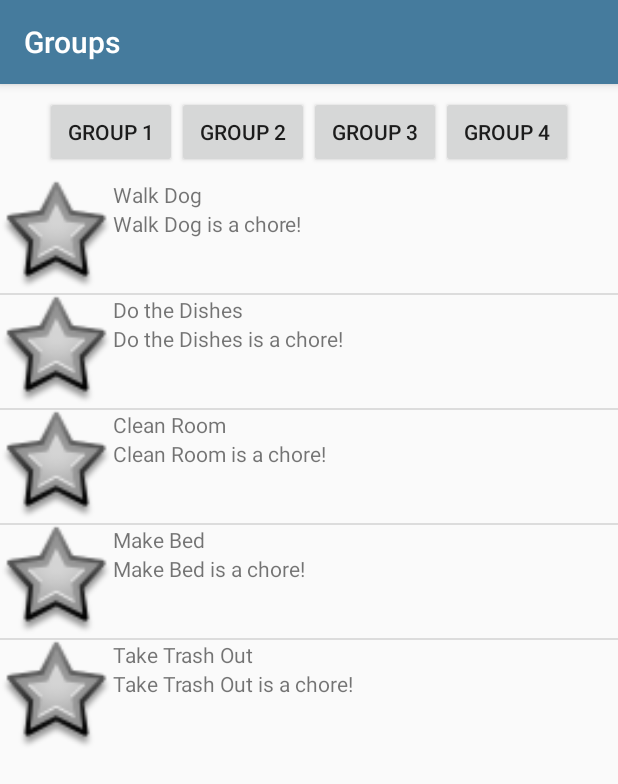
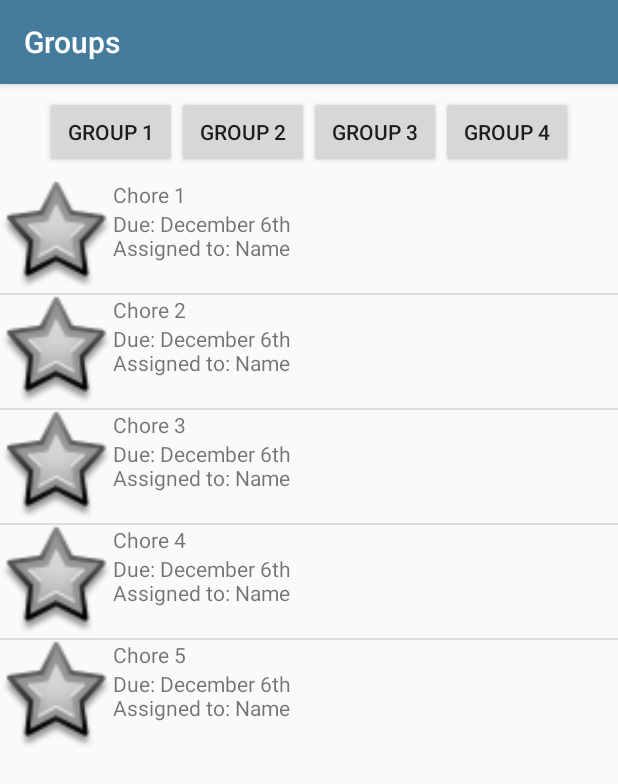
Before and after one commit to ScottFulton/SEG2105Project, an Android app: the ChoreGroups screen opened directly, with no data from a screen before it, on a phone screen of 412 x 824 dp. Shown: the top 784 px of the screen. Run offline under Robolectric (Android 15) with nearby library versions, the phone set to English and light mode, and no system bars.

Commit message:
finished UI

```diff
--- a/HouseholdChoreManager/app/src/main/java/project/seg/householdchoremanager/ChoreCustomAdapter.java
+++ b/HouseholdChoreManager/app/src/main/java/project/seg/householdchoremanager/ChoreCustomAdapter.java
@@ -30,7 +30,7 @@ public class ChoreCustomAdapter extends ArrayAdapter {
         TextView choreDescriptionTextField = (TextView) rowView.findViewById(R.id.itemDescription);
         ImageView choreImage = (ImageView) rowView.findViewById(R.id.icon);
         choreNameTextField.setText(myChores[position]);
-        choreDescriptionTextField.setText(myChores[position] + " is a chore!");
+        choreDescriptionTextField.setText("Due: December 6th \nAssigned to: Name");
         return rowView;
     }
 
--- a/HouseholdChoreManager/app/src/main/java/project/seg/householdchoremanager/ChoreGroups.java
+++ b/HouseholdChoreManager/app/src/main/java/project/seg/householdchoremanager/ChoreGroups.java
@@ -12,7 +12,7 @@ public class ChoreGroups extends AppCompatActivity {
         setContentView(R.layout.activity_chore_groups);
 
 
-        String[] choreList = {"Walk Dog", "Do the Dishes", "Clean Room", "Make Bed", "Take Trash Out"};
+        String[] choreList = {"Chore 1", "Chore 2", "Chore 3", "Chore 4", "Chore 5"};
         ListView listView = (ListView) findViewById(R.id.choreList);
         ChoreCustomAdapter adapter = new ChoreCustomAdapter(this,choreList);
         listView.setAdapter(adapter);
--- a/HouseholdChoreManager/app/src/main/res/layout/activity_chore_groups.xml
+++ b/HouseholdChoreManager/app/src/main/res/layout/activity_chore_groups.xml
@@ -78,7 +78,68 @@
         android:background="@color/colorNavMenu">
 
 
+        <LinearLayout
+            android:layout_width="match_parent"
+            android:layout_height="match_parent"
+            android:orientation="vertical"
+            app:layout_constraintLeft_toLeftOf="parent"
+            app:layout_constraintRight_toRightOf="parent"
+            app:layout_constraintTop_toBottomOf="@+id/memberAvatar">
 
+            <ImageView
+                android:id="@+id/memberAvatar"
+                android:layout_width="wrap_content"
+                android:layout_height="wrap_content"
+                app:srcCompat="@mipmap/ic_launcher"
+                android:layout_gravity="center_horizontal"
+                android:layout_margin="8dp"/>
+
+            <TextView
+                android:id="@+id/textView2"
+                android:layout_width="wrap_content"
+                android:layout_height="wrap_content"
+                android:text="@string/memberName"
+                android:layout_gravity="center_horizontal"
+                android:textSize="30sp" />
+
+            <TextView
+                android:id="@+id/textView"
+                android:layout_width="wrap_content"
+                android:layout_height="wrap_content"
+                android:text="@string/childPoints"
+                android:layout_gravity="center_horizontal"
+                android:textSize="20sp"
+                android:layout_margin="8dp"/>
+
+            <Button
+                android:id="@+id/toGroupButton"
+                android:layout_width="match_parent"
+                android:layout_height="wrap_content"
+                android:layout_gravity="center_horizontal"
+                android:text="@string/toGroups"
+                android:layout_marginBottom="4dp"
+                android:layout_marginLeft="8dp"
+                android:layout_marginRight="8dp"/>
+
+            <Button
+                android:id="@+id/toHomeButton"
+                android:layout_width="match_parent"
+                android:layout_height="wrap_content"
+                android:text="@string/homeTitle"
+                android:layout_marginBottom="4dp"
+                android:layout_marginLeft="8dp"
+                android:layout_marginRight="8dp"
+                />
+
+            <Button
+                android:id="@+id/logoutButton"
+                android:layout_width="match_parent"
+                android:layout_height="wrap_content"
+                android:text="@string/logout"
+                android:layout_marginBottom="8dp"
+                android:layout_marginLeft="8dp"
+                android:layout_marginRight="8dp"/>
+        </LinearLayout>
     </FrameLayout>
 
 
--- a/HouseholdChoreManager/app/src/main/res/values/strings.xml
+++ b/HouseholdChoreManager/app/src/main/res/values/strings.xml
@@ -1,5 +1,11 @@
 <resources>
     <string name="app_name">HouseholdChoreManager</string>
+
+    <!--nav menu strings-->
+    <string name="memberName">Name</string>
+    <string name="childPoints">Points: 0000</string>
+    <string name="homeTitle">Home</string>
+    <string name="logout">Logout</string>
 
     <!--Groups for Chores-->
     <string name="toGroups">Groups</string>
```
